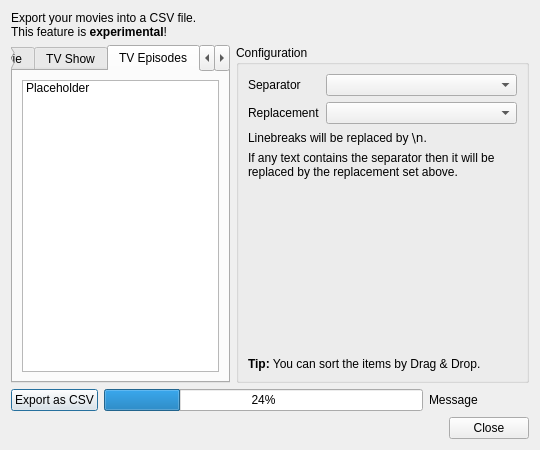
Old version of the form src/ui/export/CsvExportDialog.ui in the repository Komet/MediaElch.
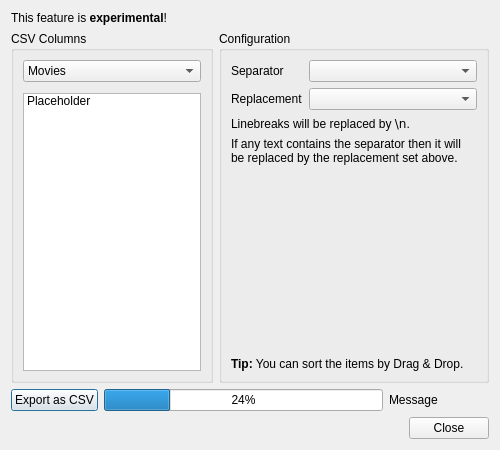
New version of the form. The open tabs and pages were chosen to show the change. Custom widgets are drawn as their Qt base class.

Commit message:
[CsvExport] Change layout to combo box + stacked widget
Too many tabs to display. A combo box is better.

Patch:
```diff
--- a/src/ui/export/CsvExportDialog.ui
+++ b/src/ui/export/CsvExportDialog.ui
@@ -6,7 +6,7 @@
    <rect>
     <x>0</x>
     <y>0</y>
-    <width>540</width>
+    <width>500</width>
     <height>450</height>
    </rect>
   </property>
@@ -17,7 +17,7 @@
    <item>
     <widget class="QLabel" name="lblIntro">
      <property name="text">
-      <string>&lt;html&gt;&lt;head/&gt;&lt;body&gt;&lt;p&gt;Export your movies into a CSV file.&lt;br/&gt;This feature is &lt;span style=&quot; font-weight:600;&quot;&gt;experimental&lt;/span&gt;!&lt;/p&gt;&lt;/body&gt;&lt;/html&gt;</string>
+      <string>&lt;html&gt;&lt;head/&gt;&lt;body&gt;&lt;p&gt;This feature is &lt;span style=&quot; font-weight:600;&quot;&gt;experimental&lt;/span&gt;!&lt;/p&gt;&lt;/body&gt;&lt;/html&gt;</string>
      </property>
      <property name="textFormat">
       <enum>Qt::RichText</enum>
@@ -30,14 +30,54 @@
    <item>
     <layout class="QHBoxLayout" name="layoutSettings" stretch="3,4">
      <item>
-      <widget class="QTabWidget" name="tabDetailsWidget">
-       <property name="currentIndex">
+      <widget class="QGroupBox" name="groupBoxDetails">
+       <property name="title">
+        <string>CSV Columns</string>
+       </property>
+       <layout class="QVBoxLayout" name="verticalLayout_10">
+        <property name="spacing">
+         <number>2</number>
+        </property>
+        <property name="bottomMargin">
         <number>0</number>
        </property>
+        <item>
+         <widget class="QComboBox" name="comboDetails">
+          <item>
+           <property name="text">
+            <string>Movies</string>
+           </property>
+          </item>
+          <item>
+           <property name="text">
+            <string>TV Shows</string>
+           </property>
+          </item>
+          <item>
+           <property name="text">
+            <string>TV Episodes</string>
+           </property>
+          </item>
+          <item>
+           <property name="text">
+            <string>Concerts</string>
+           </property>
+          </item>
+          <item>
+           <property name="text">
+            <string>Music Artists</string>
+           </property>
+          </item>
+          <item>
+           <property name="text">
+            <string>Music Albums</string>
+           </property>
+          </item>
+         </widget>
+        </item>
+        <item>
+         <widget class="QStackedWidget" name="stackedWidgetDetails">
        <widget class="QWidget" name="tabMovieDetails">
-        <attribute name="title">
-         <string>Movie</string>
-        </attribute>
         <layout class="QVBoxLayout" name="verticalLayout_3">
          <item>
           <widget class="QListWidget" name="movieDetailsToExport">
@@ -69,9 +109,6 @@
         </layout>
        </widget>
        <widget class="QWidget" name="tabTvShowDetails">
-        <attribute name="title">
-         <string>TV Show</string>
-        </attribute>
         <layout class="QVBoxLayout" name="verticalLayout_4">
          <item>
           <widget class="QListWidget" name="tvShowDetailsToExport">
@@ -103,10 +140,13 @@
         </layout>
        </widget>
        <widget class="QWidget" name="tabEpisodeDetails">
-        <attribute name="title">
-         <string>TV Episodes</string>
-        </attribute>
-        <layout class="QVBoxLayout" name="verticalLayout_9">
+           <layout class="QVBoxLayout" name="verticalLayout_6">
+            <property name="leftMargin">
+             <number>0</number>
+            </property>
+            <property name="rightMargin">
+             <number>0</number>
+            </property>
          <item>
           <widget class="QListWidget" name="tvEpisodeDetailsToExport">
            <property name="minimumSize">
@@ -137,30 +177,39 @@
         </layout>
        </widget>
        <widget class="QWidget" name="tabConcertDetails">
-        <attribute name="title">
-         <string>Concert</string>
-        </attribute>
-        <layout class="QVBoxLayout" name="verticalLayout_6">
+           <layout class="QVBoxLayout" name="verticalLayout_7">
+            <property name="leftMargin">
+             <number>0</number>
+            </property>
+            <property name="rightMargin">
+             <number>0</number>
+            </property>
          <item>
           <widget class="QListWidget" name="concertDetailsToExport"/>
          </item>
         </layout>
        </widget>
        <widget class="QWidget" name="tabArtistDetails">
-        <attribute name="title">
-         <string>Artists</string>
-        </attribute>
-        <layout class="QVBoxLayout" name="verticalLayout_7">
+           <layout class="QVBoxLayout" name="verticalLayout_8">
+            <property name="leftMargin">
+             <number>0</number>
+            </property>
+            <property name="rightMargin">
+             <number>0</number>
+            </property>
          <item>
           <widget class="QListWidget" name="artistDetailsToExport"/>
          </item>
         </layout>
        </widget>
        <widget class="QWidget" name="tabAlbumDetails">
-        <attribute name="title">
-         <string>Albums</string>
-        </attribute>
-        <layout class="QVBoxLayout" name="verticalLayout_8">
+           <layout class="QVBoxLayout" name="verticalLayout_9">
+            <property name="leftMargin">
+             <number>0</number>
+            </property>
+            <property name="rightMargin">
+             <number>0</number>
+            </property>
          <item>
           <widget class="QListWidget" name="albumDetailsToExport"/>
          </item>
@@ -168,10 +217,11 @@
        </widget>
       </widget>
      </item>
+       </layout>
+      </widget>
+     </item>
      <item>
-      <layout class="QVBoxLayout" name="verticalLayout_2">
-       <item>
-        <widget class="QGroupBox" name="groupBox">
+      <widget class="QGroupBox" name="groupBoxConfig">
          <property name="title">
           <string>Configuration</string>
          </property>
@@ -259,8 +309,6 @@
           </item>
          </layout>
         </widget>
-       </item>
-      </layout>
      </item>
     </layout>
    </item>
```
Left out of the diff: 12 changed lines with no effect on the pictures. Lines whose indentation alone changed are shown as unchanged. The commit also changes 2 other files.
